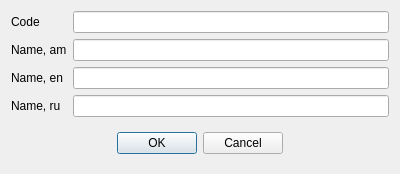
Before: the Qt Designer form Resort/dlgusergroup.ui in End1-1/Resort-2, drawn with Qt 5.
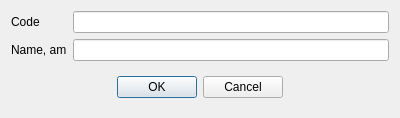
After: the same form once the commit is applied. Custom widgets are drawn as their Qt base class.

Diff of the .ui file:
```diff
--- a/Resort/dlgusergroup.ui
+++ b/Resort/dlgusergroup.ui
@@ -7,7 +7,7 @@
     <x>0</x>
     <y>0</y>
     <width>400</width>
-    <height>165</height>
+    <height>113</height>
    </rect>
   </property>
   <property name="windowTitle">
@@ -16,20 +16,6 @@
   <layout class="QVBoxLayout" name="verticalLayout">
    <item>
     <layout class="QGridLayout" name="gridLayout">
-     <item row="2" column="0">
-      <widget class="QLabel" name="label_3">
-       <property name="text">
-        <string>Name, en</string>
-       </property>
-      </widget>
-     </item>
-     <item row="1" column="1">
-      <widget class="EQLineEdit" name="leNameAm">
-       <property name="Field" stdset="0">
-        <string>f_am</string>
-       </property>
-      </widget>
-     </item>
      <item row="0" column="0">
       <widget class="QLabel" name="label">
        <property name="text">
@@ -37,6 +23,13 @@
        </property>
       </widget>
      </item>
+     <item row="1" column="1">
+      <widget class="EQLineEdit" name="leNameAm">
+       <property name="Field" stdset="0">
+        <string>f_en</string>
+       </property>
+      </widget>
+     </item>
      <item row="1" column="0">
       <widget class="QLabel" name="label_2">
        <property name="text">
@@ -60,27 +53,6 @@
        </property>
       </widget>
      </item>
-     <item row="3" column="0">
-      <widget class="QLabel" name="label_4">
-       <property name="text">
-        <string>Name, ru</string>
-       </property>
-      </widget>
-     </item>
-     <item row="2" column="1">
-      <widget class="EQLineEdit" name="leNameEn">
-       <property name="Field" stdset="0">
-        <string>f_en</string>
-       </property>
-      </widget>
-     </item>
-     <item row="3" column="1">
-      <widget class="EQLineEdit" name="leNameRu">
-       <property name="Field" stdset="0">
-        <string>f_ru</string>
-       </property>
-      </widget>
-     </item>
     </layout>
    </item>
    <item>
```
Left out of the diff: 2 changed lines with no effect on the pictures.
